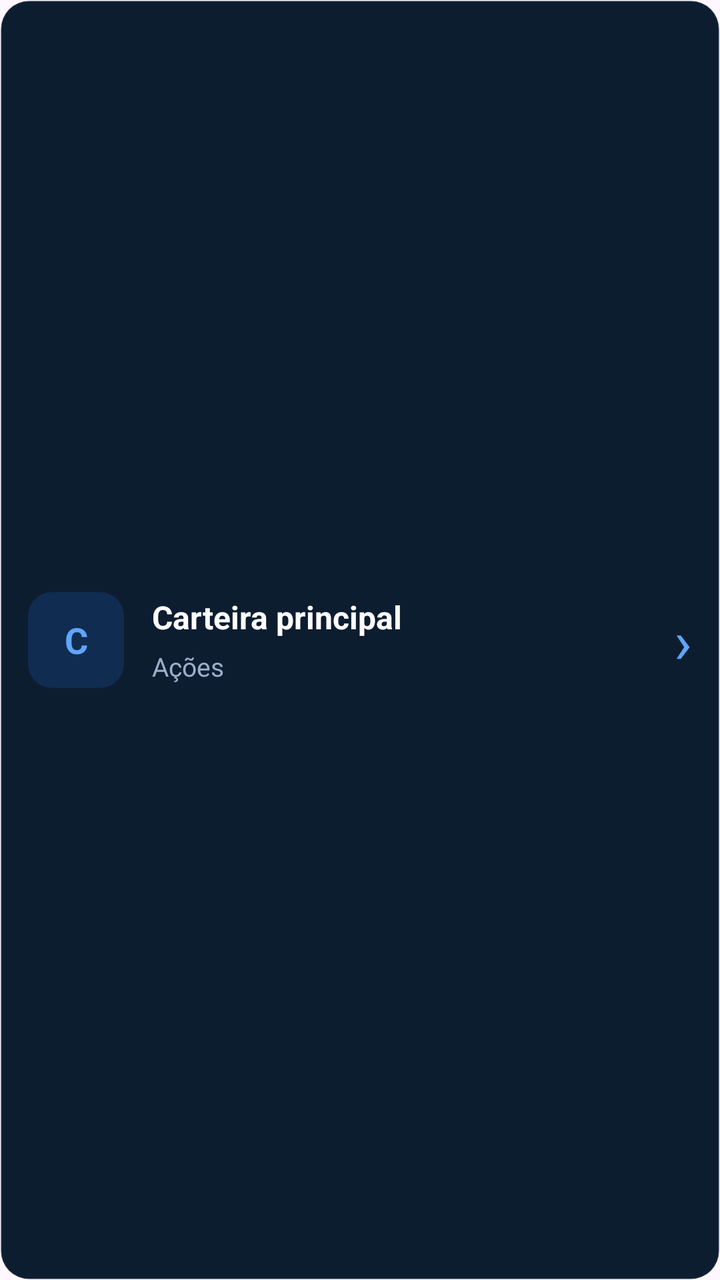
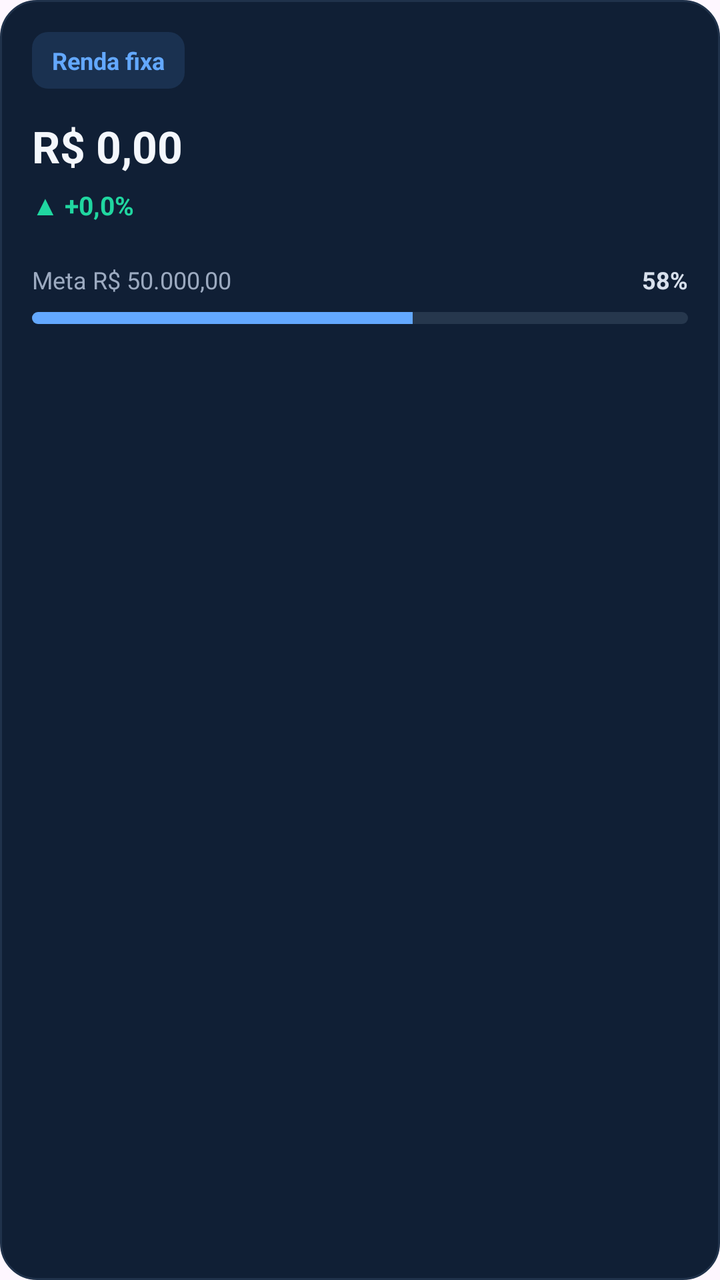

Before-and-after screenshots of an Android layout around one commit, followed by the original layout XML and the change that was made.
<!-- AndroidManifest.xml: application theme Theme.AccurancyMobileApp -->
<!-- res/layout/item_wallet.xml -->
<?xml version="1.0" encoding="utf-8"?>
<LinearLayout
    xmlns:android="http://schemas.android.com/apk/res/android"
    xmlns:tools="http://schemas.android.com/tools"
    android:layout_width="match_parent"
    android:layout_height="wrap_content"
    android:layout_marginBottom="10dp"
    android:background="@drawable/bg_card_ativo"
    android:gravity="center_vertical"
    android:orientation="horizontal"
    android:padding="14dp">

    <LinearLayout
        android:layout_width="match_parent"
        android:layout_height="wrap_content"
        android:orientation="horizontal"
        android:gravity="center_vertical"
        >

        
        <TextView
            android:id="@+id/tvIconeCarteira"
            android:layout_width="48dp"
            android:layout_height="48dp"
            android:gravity="center"
            android:background="@drawable/bg_item_icon"
            android:text="C"
            android:textColor="#60A5FA"
            android:textSize="18sp"
            android:textStyle="bold" />

        
        <LinearLayout
            android:layout_width="0dp"
            android:layout_height="wrap_content"
            android:layout_weight="1"
            android:orientation="vertical"
            android:layout_marginStart="14dp">

            <TextView
                android:id="@+id/txtNomeWallet"
                android:layout_width="match_parent"
                android:layout_height="wrap_content"
                android:text="Carteira principal"
                android:textColor="#FFFFFF"
                android:textSize="16sp"
                android:textStyle="bold"
                android:maxLines="1"
                android:ellipsize="end" />

            <TextView
                android:id="@+id/txtTipoWallet"
                android:layout_width="match_parent"
                android:layout_height="wrap_content"
                android:layout_marginTop="5dp"
                android:text="Ações"
                android:textColor="#9BAFC8"
                android:textSize="13sp" />

        </LinearLayout>

        
        <TextView
            android:layout_width="wrap_content"
            android:layout_height="wrap_content"
            android:text="›"
            android:textColor="#60A5FA"
            android:textSize="30sp" />

    </LinearLayout>

</LinearLayout>
<!-- resources referenced by this layout -->
<resources>
  <!-- drawable bg_card_ativo (drawable) -->
  <?xml version="1.0" encoding="utf-8"?>
  <shape xmlns:android="http://schemas.android.com/apk/res/android"
      android:shape="rectangle">
      <solid android:color="@color/card_background" />
      <stroke
          android:width="1dp"
          android:color="@color/divider" />
      <corners android:radius="14dp" />
  </shape>
  <!-- drawable bg_item_icon (drawable) -->
  <?xml version="1.0" encoding="utf-8"?>
  <shape xmlns:android="http://schemas.android.com/apk/res/android">
      <solid android:color="#102C50"/>
      <corners android:radius="12dp"/>
  </shape>
  <style name="Theme.AccurancyMobileApp" parent="Base.Theme.AccurancyMobileApp" />
  <color name="card_background">#0D1D30</color>
  <color name="divider">#12FFFFFF</color>
  <style name="Base.Theme.AccurancyMobileApp" parent="Theme.Material3.DayNight.NoActionBar">
          
          
  
      </style>
</resources>

<!-- the commit's change to res/layout/item_wallet.xml (unified diff, before → after) -->
@@ -1,72 +1,85 @@
 <?xml version="1.0" encoding="utf-8"?>
 <LinearLayout
     xmlns:android="http://schemas.android.com/apk/res/android"
-    xmlns:tools="http://schemas.android.com/tools"
     android:layout_width="match_parent"
     android:layout_height="wrap_content"
-    android:layout_marginBottom="10dp"
-    android:background="@drawable/bg_card_ativo"
-    android:gravity="center_vertical"
-    android:orientation="horizontal"
-    android:padding="14dp">
+    android:background="@drawable/bg_carteira_item"
+    android:orientation="vertical"
+    android:padding="16dp">
 
+    
+    <TextView
+        android:id="@+id/tvNomeCarteira"
+        android:layout_width="wrap_content"
+        android:layout_height="wrap_content"
+        android:background="@drawable/bg_tag_carteira"
+        android:paddingStart="10dp"
+        android:paddingTop="6dp"
+        android:paddingEnd="10dp"
+        android:paddingBottom="6dp"
+        android:text="Renda fixa"
+        android:textColor="#63A8FF"
+        android:textSize="12sp"
+        android:textStyle="bold"/>
+
+    
+    <TextView
+        android:id="@+id/tvSaldoCarteira"
+        android:layout_width="match_parent"
+        android:layout_height="wrap_content"
+        android:layout_marginTop="14dp"
+        android:text="R$ 0,00"
+        android:textColor="#F4F7FC"
+        android:textSize="22sp"
+        android:textStyle="bold"/>
+
+    
+    <TextView
+        android:id="@+id/tvRendimentoCarteira"
+        android:layout_width="match_parent"
+        android:layout_height="wrap_content"
+        android:layout_marginTop="6dp"
+        android:text="▲ +0,0%"
+        android:textColor="#20D6A0"
+        android:textSize="13sp"
+        android:textStyle="bold"/>
+
+    
     <LinearLayout
         android:layout_width="match_parent"
         android:layout_height="wrap_content"
-        android:orientation="horizontal"
+        android:layout_marginTop="20dp"
         android:gravity="center_vertical"
-        >
+        android:orientation="horizontal">
 
-        
         <TextView
-            android:id="@+id/tvIconeCarteira"
-            android:layout_width="48dp"
-            android:layout_height="48dp"
-            android:gravity="center"
-            android:background="@drawable/bg_item_icon"
-            android:text="C"
-            android:textColor="#60A5FA"
-            android:textSize="18sp"
-            android:textStyle="bold" />
-
-        
-        <LinearLayout
+            android:id="@+id/tvMetaCarteira"
             android:layout_width="0dp"
             android:layout_height="wrap_content"
             android:layout_weight="1"
-            android:orientation="vertical"
-            android:layout_marginStart="14dp">
+            android:text="Meta R$ 50.000,00"
+            android:textColor="#9CAAC0"
+            android:textSize="12sp"/>
 
-            <TextView
-                android:id="@+id/txtNomeWallet"
-                android:layout_width="match_parent"
-                android:layout_height="wrap_content"
-                android:text="Carteira principal"
-                android:textColor="#FFFFFF"
-                android:textSize="16sp"
-                android:textStyle="bold"
-                android:maxLines="1"
-                android:ellipsize="end" />
-
-            <TextView
-                android:id="@+id/txtTipoWallet"
-                android:layout_width="match_parent"
-                android:layout_height="wrap_content"
-                android:layout_marginTop="5dp"
-                android:text="Ações"
-                android:textColor="#9BAFC8"
-                android:textSize="13sp" />
-
-        </LinearLayout>
-
-        
         <TextView
+            android:id="@+id/tvProgressoCarteira"
             android:layout_width="wrap_content"
             android:layout_height="wrap_content"
-            android:text="›"
-            android:textColor="#60A5FA"
-            android:textSize="30sp" />
+            android:text="58%"
+            android:textColor="#D8E0EC"
+            android:textSize="12sp"
+            android:textStyle="bold"/>
 
     </LinearLayout>
 
+    <ProgressBar
+        android:id="@+id/progressoMetaCarteira"
+        style="?android:attr/progressBarStyleHorizontal"
+        android:layout_width="match_parent"
+        android:layout_height="6dp"
+        android:layout_marginTop="8dp"
+        android:max="100"
+        android:progress="58"
+        android:progressDrawable="@drawable/progresso_carteira"/>
+
 </LinearLayout>
<!-- resource entries referenced after the edit -->
@@ -1,24 +1,49 @@
 <!-- resources referenced by this layout -->
 <resources>
-  <!-- drawable bg_card_ativo (drawable) -->
+  <!-- drawable bg_carteira_item (drawable) -->
   <?xml version="1.0" encoding="utf-8"?>
-  <shape xmlns:android="http://schemas.android.com/apk/res/android"
-      android:shape="rectangle">
-      <solid android:color="@color/card_background" />
+  <shape xmlns:android="http://schemas.android.com/apk/res/android">
+  
+      <solid android:color="#101F35"/>
+  
+      <corners android:radius="18dp"/>
+  
       <stroke
           android:width="1dp"
-          android:color="@color/divider" />
-      <corners android:radius="14dp" />
+          android:color="#20324B"/>
+  
   </shape>
-  <!-- drawable bg_item_icon (drawable) -->
+  <!-- drawable bg_tag_carteira (drawable) -->
   <?xml version="1.0" encoding="utf-8"?>
   <shape xmlns:android="http://schemas.android.com/apk/res/android">
-      <solid android:color="#102C50"/>
-      <corners android:radius="12dp"/>
+  
+      <solid android:color="#1A3150"/>
+  
+      <corners android:radius="8dp"/>
+  
   </shape>
+  <!-- drawable progresso_carteira (drawable) -->
+  <?xml version="1.0" encoding="utf-8"?>
+  <layer-list xmlns:android="http://schemas.android.com/apk/res/android">
+  
+      <item android:id="@android:id/background">
+          <shape>
+              <solid android:color="#26374D"/>
+              <corners android:radius="8dp"/>
+          </shape>
+      </item>
+  
+      <item android:id="@android:id/progress">
+          <clip>
+              <shape>
+                  <solid android:color="#63A8FF"/>
+                  <corners android:radius="8dp"/>
+              </shape>
+          </clip>
+      </item>
+  
+  </layer-list>
   <style name="Theme.AccurancyMobileApp" parent="Base.Theme.AccurancyMobileApp" />
-  <color name="card_background">#0D1D30</color>
-  <color name="divider">#12FFFFFF</color>
   <style name="Base.Theme.AccurancyMobileApp" parent="Theme.Material3.DayNight.NoActionBar">
           
           
